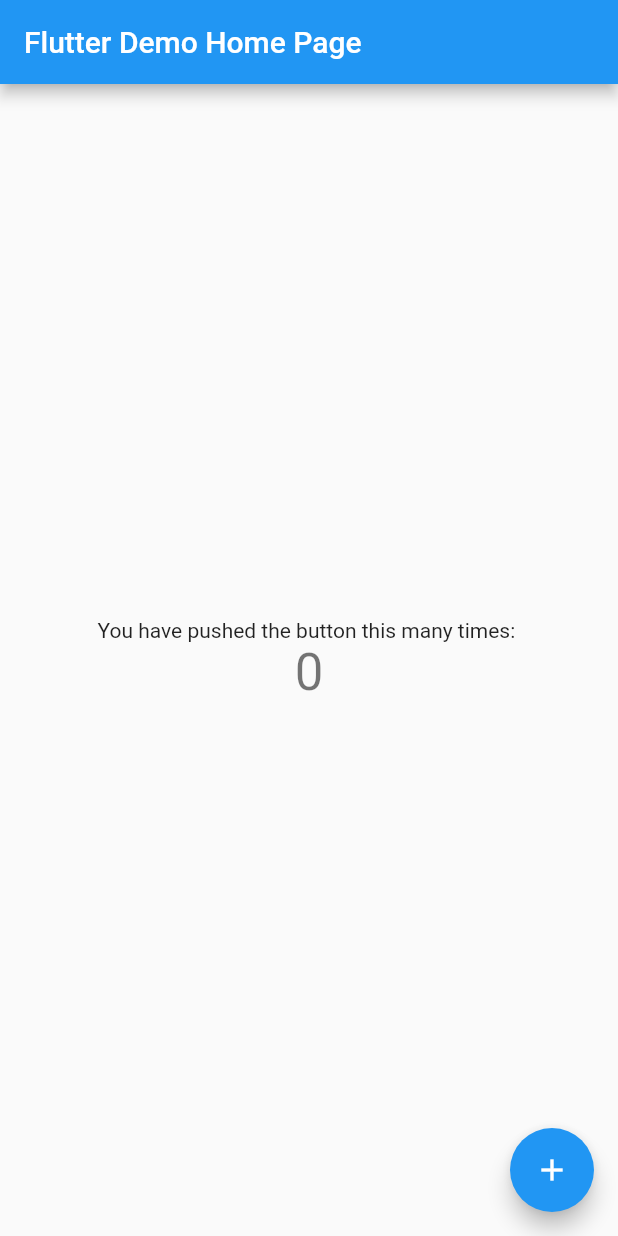
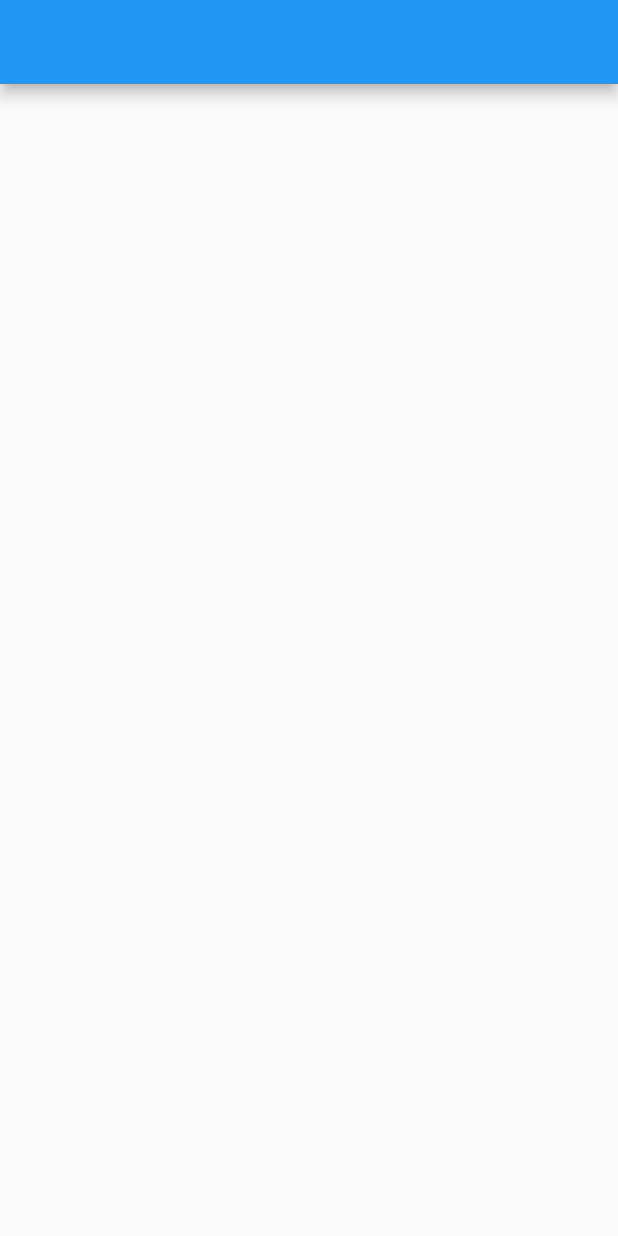
Before and after one commit to sadman-ichha/Royel-Property, a Flutter app: the screen it shows after launch, on a phone screen of 412 x 824 dp. Run offline on Flutter 3.47's test engine with Material 2 defaults, Android fonts, the phone set to English and light mode, and no system bars; our stand-ins replace flutter_screenutil, get.

Commit message:
splash Screen

```diff
--- /dev/null
+++ b/lib/const/app_string.dart
@@ -0,0 +1,3 @@
+class AppStrings{
+ static String appName ="Royal Property";
+}
--- a/lib/main.dart
+++ b/lib/main.dart
@@ -1,4 +1,9 @@
 import 'package:flutter/material.dart';
+import 'package:flutter/widgets.dart';
+import 'package:flutter_screenutil/flutter_screenutil.dart';
+import 'package:get/get.dart';
+import 'package:royal_property/const/app_string.dart';
+import 'package:royal_property/ui/views/splash_screen.dart';
 
 void main() {
   runApp(const MyApp());
@@ -9,59 +14,18 @@
 
   @override
   Widget build(BuildContext context) {
-    return MaterialApp(
-      title: 'Flutter Demo',
-      theme: ThemeData(
-        primarySwatch: Colors.blue,
-      ),
-      home: const MyHomePage(title: 'Flutter Demo Home Page'),
+    return ScreenUtilInit(
+      designSize: const Size(390, 844),
+      minTextAdapt: true,
+      splitScreenMode: true,
+      builder: (BuildContext context, Widget? child) {
+        return GetMaterialApp(
+          debugShowCheckedModeBanner: false,
+          theme: ThemeData(primarySwatch: Colors.blue),
+          title: AppStrings.appName,
+          home: SplashScreen(),
+        );
+      },
     );
   }
 }
-
-class MyHomePage extends StatefulWidget {
-  const MyHomePage({super.key, required this.title});
-
-  final String title;
-
-  @override
-  State<MyHomePage> createState() => _MyHomePageState();
-}
-
-class _MyHomePageState extends State<MyHomePage> {
-  int _counter = 0;
-
-  void _incrementCounter() {
-    setState(() {
-      _counter++;
-    });
-  }
-
-  @override
-  Widget build(BuildContext context) {
-    return Scaffold(
-      appBar: AppBar(
-        title: Text(widget.title),
-      ),
-      body: Center(
-        child: Column(
-          mainAxisAlignment: MainAxisAlignment.center,
-          children: <Widget>[
-            const Text(
-              'You have pushed the button this many times: ',
-            ),
-            Text(
-              '$_counter',
-              style: Theme.of(context).textTheme.headline4,
-            ),
-          ],
-        ),
-      ),
-      floatingActionButton: FloatingActionButton(
-        onPressed: _incrementCounter,
-        tooltip: 'Increment',
-        child: const Icon(Icons.add),
-      ),
-    );
-  }
-}
--- /dev/null
+++ b/lib/ui/views/splash_screen.dart
@@ -0,0 +1,12 @@
+import 'package:flutter/material.dart';
+
+class SplashScreen extends StatelessWidget {
+  const SplashScreen({super.key});
+
+  @override
+  Widget build(BuildContext context) {
+    return Scaffold(
+      appBar: AppBar(),
+    );
+  }
+}
--- a/pubspec.yaml
+++ b/pubspec.yaml
@@ -31,6 +31,9 @@
 dependencies:
   flutter:
     sdk: flutter
+  flutter_screenutil: ^5.6.0
+  google_fonts: ^3.0.1
+  get: ^4.6.5
 
 
   # The following adds the Cupertino Icons font to your application.
```
Also changed, not shown: assets/files/Splash.gif (added), assets/images/onboarding .jpg (added), pubspec.lock, 1 other file.
